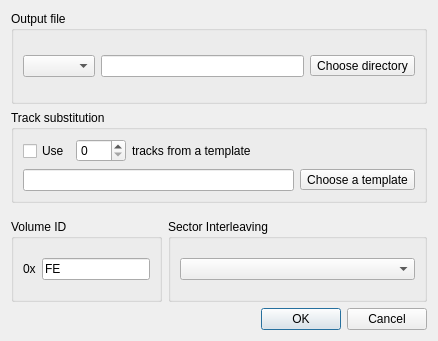
Qt form src/convertdialog.ui (Ptr314/dsk_commander) before a commit.
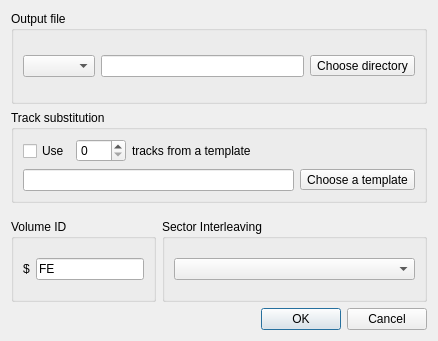
The same form after that commit. Icons and pictures are not drawn.

Diff of the .ui file:
```diff
--- a/src/convertdialog.ui
+++ b/src/convertdialog.ui
@@ -158,7 +158,7 @@
         <item>
          <widget class="QLabel" name="label_2">
           <property name="text">
-           <string notr="true">0x</string>
+           <string notr="true">$</string>
           </property>
          </widget>
         </item>
```
Left out of the diff: 2 changed lines with no effect on the pictures.
